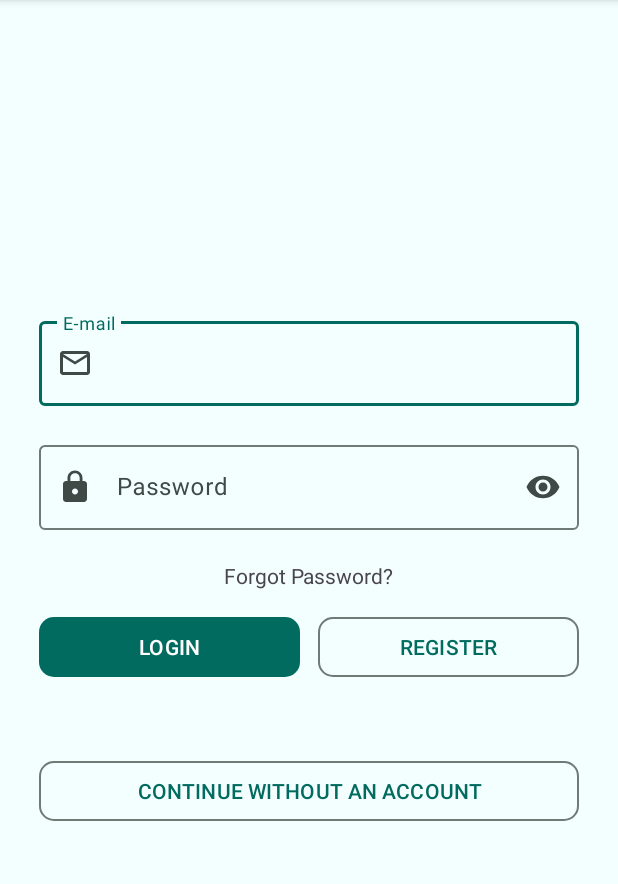
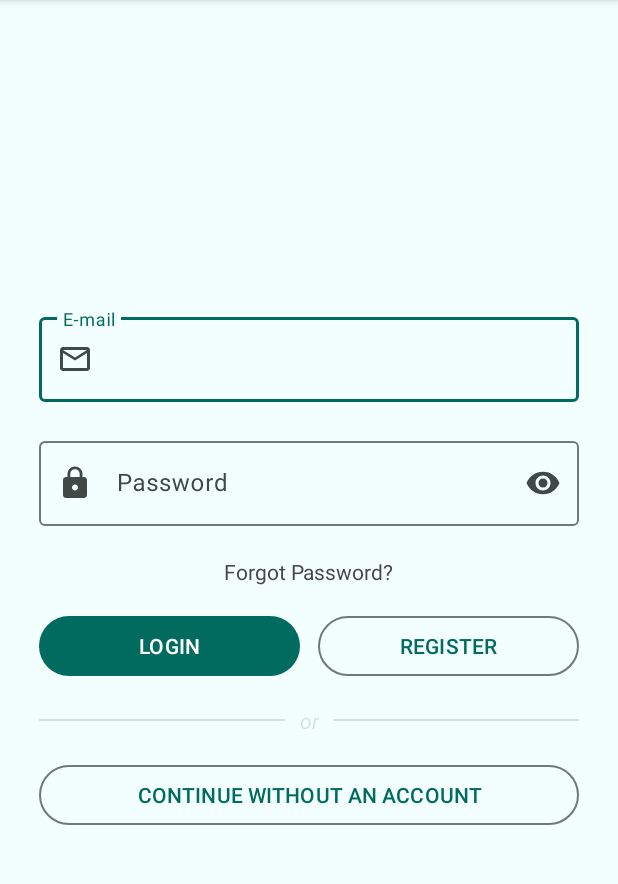
Before and after one commit to armutyus/ninova, an Android app: the screen it shows after launch (LoginActivity), on a phone screen of 412 x 824 dp, the part 96-980 px from its top. Run offline under Robolectric (Android 15) with nearby library versions, the phone set to English and light mode, and no system bars; our stand-ins replace Dagger/Hilt's generated code, Firebase (no records; nobody signed in at launch, a user with empty details on screens opened directly), Room's generated code, navigation-ui.

Commit message:
ui and code improvoments

```diff
--- a/app/src/main/java/com/armutyus/ninova/ui/books/BooksFragment.kt
+++ b/app/src/main/java/com/armutyus/ninova/ui/books/BooksFragment.kt
@@ -39,10 +39,10 @@ class BooksFragment @Inject constructor(
                 Snackbar.make(requireView(), "Book deleted from your library", Snackbar.LENGTH_LONG)
                     .setAction("UNDO") {
                         booksViewModel.insertBook(swipedBook).invokeOnCompletion {
-                            booksViewModel.getBookList()
+                            booksViewModel.loadBookList()
                         }
                     }.show()
-                booksViewModel.getBookList()
+                booksViewModel.loadBookList()
             }
         }
     }
@@ -64,7 +64,7 @@ class BooksFragment @Inject constructor(
 
     override fun onResume() {
         super.onResume()
-        booksViewModel.getBookList()
+        booksViewModel.loadBookList()
     }
 
     private fun observeBookList() {
--- a/app/src/main/java/com/armutyus/ninova/ui/discover/DiscoverFragment.kt
+++ b/app/src/main/java/com/armutyus/ninova/ui/discover/DiscoverFragment.kt
@@ -13,14 +13,12 @@ class DiscoverFragment @Inject constructor(
 ) : Fragment(R.layout.fragment_discover) {
 
     private var fragmentBinding: FragmentDiscoverBinding? = null
-    private lateinit var discoverViewModel: DiscoverViewModel
 
     override fun onViewCreated(view: View, savedInstanceState: Bundle?) {
         super.onViewCreated(view, savedInstanceState)
 
         val binding = FragmentDiscoverBinding.bind(view)
         fragmentBinding = binding
-        discoverViewModel = ViewModelProvider(requireActivity())[DiscoverViewModel::class.java]
 
         binding.animationView.visibility = View.VISIBLE
 
--- a/app/src/main/java/com/armutyus/ninova/ui/search/MainSearchFragment.kt
+++ b/app/src/main/java/com/armutyus/ninova/ui/search/MainSearchFragment.kt
@@ -69,7 +69,7 @@ class MainSearchFragment @Inject constructor(
 
     override fun onResume() {
         super.onResume()
-        booksViewModel.getBookList()
+        booksViewModel.loadBookList()
         setVisibilitiesForSearchQueryNull()
     }
 
--- a/app/src/main/java/com/armutyus/ninova/ui/search/MainSearchViewModel.kt
+++ b/app/src/main/java/com/armutyus/ninova/ui/search/MainSearchViewModel.kt
@@ -31,11 +31,9 @@ class MainSearchViewModel @Inject constructor(
     val searchLocalBookList: LiveData<List<DataModel.LocalBook>>
         get() = _searchLocalBookList
 
-    fun searchLocalBooks(searchString: String) {
-        viewModelScope.launch {
+    fun searchLocalBooks(searchString: String) = viewModelScope.launch {
             _searchLocalBookList.value = booksRepository.searchLocalBooks(searchString)
         }
-    }
 
     fun setCurrentLocalBookList(bookList: List<DataModel.LocalBook>) {
         _currentLocalBookList.value = bookList
--- a/app/src/main/java/com/armutyus/ninova/ui/shelves/adapters/BookToShelfRecyclerViewAdapter.kt
+++ b/app/src/main/java/com/armutyus/ninova/ui/shelves/adapters/BookToShelfRecyclerViewAdapter.kt
@@ -63,11 +63,11 @@ class BookToShelfRecyclerViewAdapter @Inject constructor(
             val crossRef = BookShelfCrossRef(currentBookIdExtra!!, shelf.shelfId)
             if (isChecked) {
                 shelvesViewModel.insertBookShelfCrossRef(crossRef).invokeOnCompletion {
-                    booksViewModel.getBookWithShelves(currentBookIdExtra!!)
+                    booksViewModel.loadBookWithShelves(currentBookIdExtra!!)
                 }
             } else {
                 shelvesViewModel.deleteBookShelfCrossRef(crossRef).invokeOnCompletion {
-                    booksViewModel.getBookWithShelves(currentBookIdExtra!!)
+                    booksViewModel.loadBookWithShelves(currentBookIdExtra!!)
                 }
             }
         }
--- a/app/src/main/res/layout/activity_login.xml
+++ b/app/src/main/res/layout/activity_login.xml
@@ -66,7 +66,7 @@
         android:layout_height="wrap_content"
         android:layout_gravity="center"
         android:text="@string/forgot_password"
-        android:layout_marginBottom="14dp" />
+        android:layout_marginBottom="16dp" />
 
     <LinearLayout
         android:layout_width="match_parent"
@@ -80,11 +80,9 @@
             android:layout_width="0dp"
             android:layout_height="wrap_content"
             android:layout_gravity="start"
-            android:layout_marginTop="48dp"
             android:height="24dp"
             android:enabled="true"
-            android:text="@string/action_sign_in"
-            app:cornerRadius="10dp" />
+            android:text="@string/action_sign_in" />
 
         <com.google.android.material.button.MaterialButton
             android:id="@+id/register"
@@ -93,12 +91,42 @@
             android:layout_width="0dp"
             android:layout_height="wrap_content"
             android:layout_marginStart="12dp"
-            android:width="160dp"
             android:height="24dp"
             android:enabled="true"
-            android:text="@string/action_register"
-            android:textSize="14sp"
-            app:cornerRadius="10dp" />
+            android:text="@string/action_register"/>
+    </LinearLayout>
+
+    <LinearLayout
+        android:layout_width="match_parent"
+        android:layout_height="wrap_content"
+        android:gravity="center_horizontal"
+        android:paddingHorizontal="26dp"
+        android:layout_marginVertical="16dp"
+        android:orientation="horizontal">
+        <View
+            android:layout_height="1dp"
+            android:layout_width="match_parent"
+            android:layout_gravity="center"
+            android:layout_weight="1"
+            android:background="?attr/colorControlHighlight"/>
+
+        <TextView
+            android:layout_marginStart="10dp"
+            android:layout_marginEnd="10dp"
+            android:layout_width="wrap_content"
+            android:layout_height="wrap_content"
+            android:layout_weight="0"
+            android:textColor="?attr/colorControlHighlight"
+            android:text="or"
+            android:textStyle="italic"
+            android:layout_gravity="center"/>
+
+        <View
+            android:layout_height="1dp"
+            android:layout_width="match_parent"
+            android:layout_gravity="center"
+            android:layout_weight="1"
+            android:background="?attr/colorControlHighlight"/>
     </LinearLayout>
 
     <com.google.android.material.button.MaterialButton
@@ -109,7 +137,5 @@
         android:layout_marginStart="26dp"
         android:layout_marginEnd="26dp"
         android:enabled="true"
-        android:text="@string/action_without_register"
-        android:textSize="14sp"
-        app:cornerRadius="10dp" />
+        android:text="@string/action_without_register" />
 </LinearLayout>
--- a/app/src/main/res/layout/activity_register.xml
+++ b/app/src/main/res/layout/activity_register.xml
@@ -34,7 +34,7 @@
             android:layout_width="match_parent"
             android:layout_height="wrap_content"
             android:layout_marginStart="26dp"
-            android:layout_marginTop="14dp"
+            android:layout_marginTop="16dp"
             android:layout_marginEnd="26dp"
             android:hint="@string/prompt_email"
             app:errorEnabled="true"
@@ -113,7 +113,7 @@
             android:layout_width="match_parent"
             android:layout_height="wrap_content"
             android:layout_marginStart="26dp"
-            android:layout_marginTop="14dp"
+            android:layout_marginTop="16dp"
             android:layout_marginEnd="26dp"
             android:hint="@string/enter_your_new_e_mail_address"
             app:errorEnabled="true"
@@ -252,7 +252,7 @@
             android:layout_width="match_parent"
             android:layout_height="wrap_content"
             android:layout_marginStart="26dp"
-            android:layout_marginTop="14dp"
+            android:layout_marginTop="16dp"
             android:layout_marginEnd="26dp"
             android:hint="@string/enter_your_e_mail_to_reset_your_password"
             app:errorEnabled="true"
--- a/app/src/main/res/values/strings.xml
+++ b/app/src/main/res/values/strings.xml
@@ -79,4 +79,5 @@
     <string name="book_edit_warning">Add this book to your library to make changes.</string>
     <string name="remove_this_book_from_your_library">REMOVE THIS BOOK FROM YOUR LIBRARY</string>
     <string name="add_shelves">Add Shelves</string>
+    <string name="select_the_shelves_you_want_to_add">Select the shelves you want to add:</string>
 </resources>
```
Also changed, not shown: app/src/main/java/com/armutyus/ninova/ui/books/BookDetailsActivity.kt (+29 -24 lines), app/src/main/java/com/armutyus/ninova/ui/books/BooksViewModel.kt (+16 -30 lines), app/src/main/java/com/armutyus/ninova/ui/discover/DiscoverViewModel.kt (deleted, +0 -18 lines), app/src/main/java/com/armutyus/ninova/ui/main/MainActivity.kt (+4 -10 lines), app/src/main/java/com/armutyus/ninova/ui/settings/SettingsFragment.kt (+18 -20 lines), app/src/main/java/com/armutyus/ninova/ui/settings/SettingsViewModel.kt (+12 -13 lines), app/src/main/java/com/armutyus/ninova/ui/shelves/ShelvesViewModel.kt (+5 -13 lines), app/src/main/res/layout/activity_book_details.xml (+0 -17 lines), app/src/main/res/layout/add_book_to_shelf_bottom_sheet.xml (+7 -0 lines).
